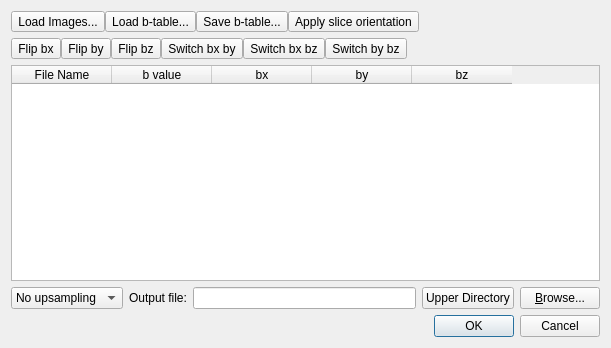
The window that dicom/dicom_parser.ui (frankyeh/DSI-Studio) describes before a commit, drawn with Qt 5.
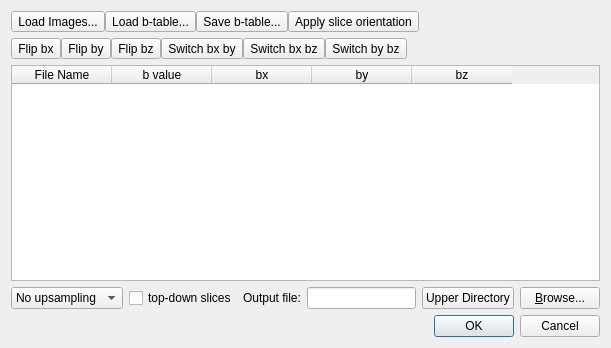
The same window after the commit.

Commit message: allow top-down slices to be flipped

Diff of the .ui file:
```diff
--- a/dicom/dicom_parser.ui
+++ b/dicom/dicom_parser.ui
@@ -197,6 +197,13 @@
          </item>
         </widget>
        </item>
+       <item>
+        <widget class="QCheckBox" name="topdown">
+         <property name="text">
+          <string>top-down slices</string>
+         </property>
+        </widget>
+       </item>
        <item>
         <widget class="QLabel" name="label">
          <property name="frameShape">
```
The commit also changes 4 other files.
